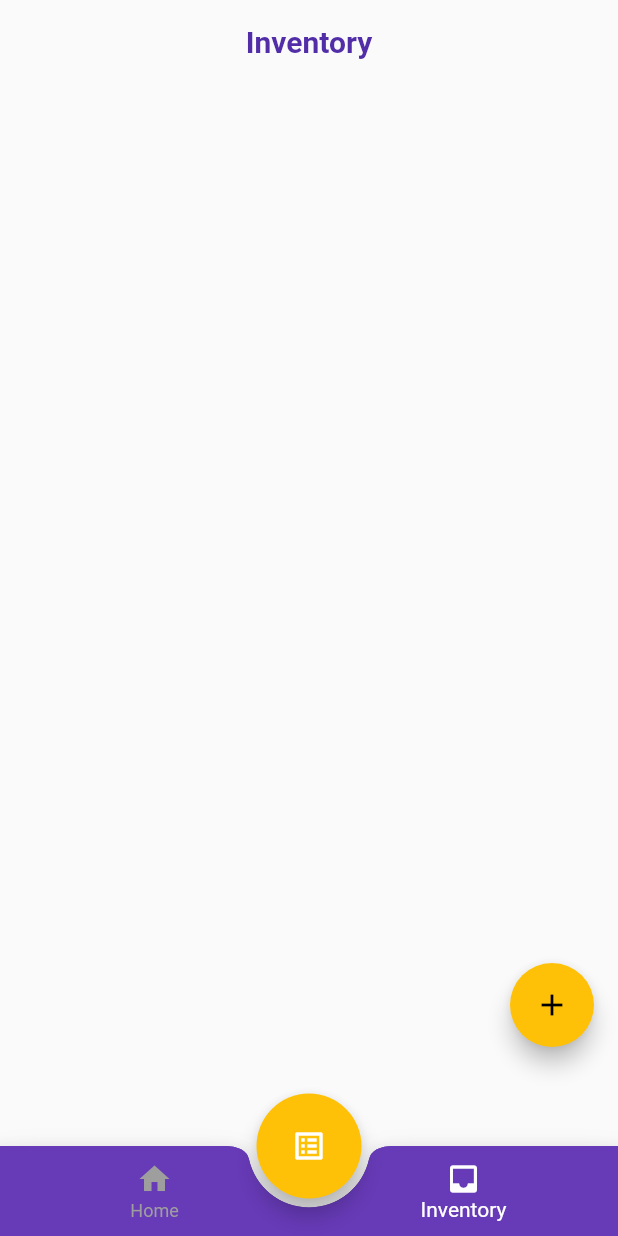
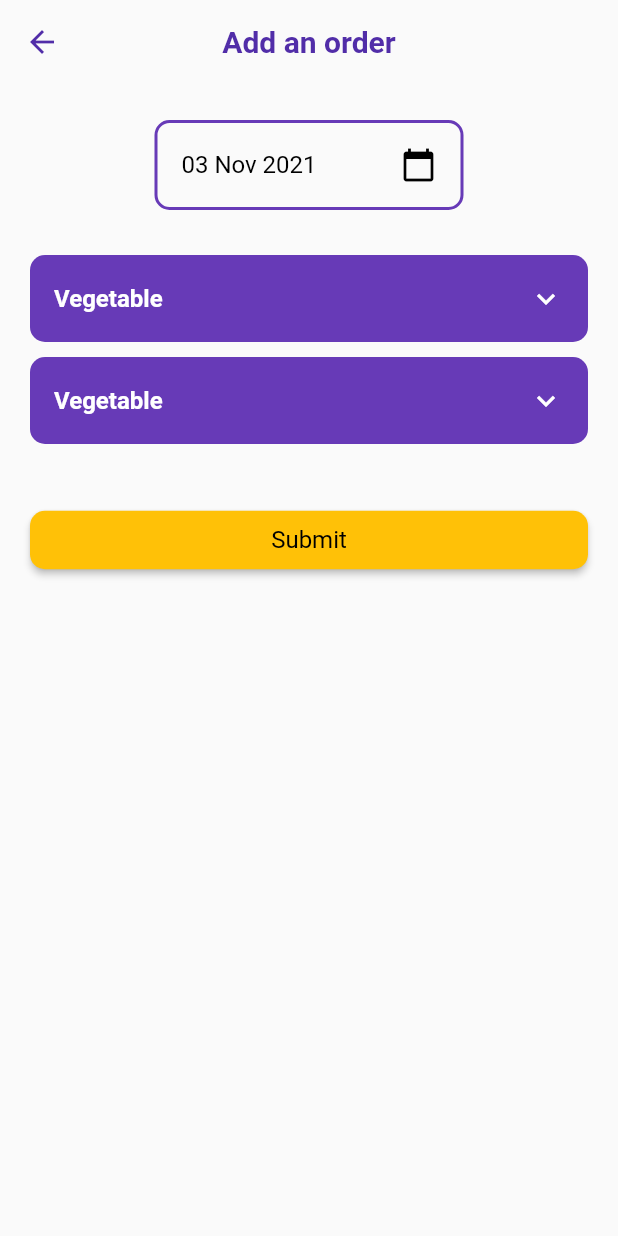
Before and after one commit to ktlyee/Stock-Management-App, a Flutter app: the screen it shows after launch, item 2 of the bottom bar chosen, after a tap on the "list alt" icon, on a phone screen of 412 x 824 dp. Run offline on Flutter 3.47's test engine with Material 2 defaults, Android fonts, the phone set to English and light mode, and no system bars; our stand-ins replace cloud_firestore, firebase_core, syncfusion_flutter_charts, syncfusion_flutter_datagrid; missing offline and left inert: ml_algo, ml_dataframe, syncfusion_flutter_core; accounts and stored records are empty.

Commit message:
Add add_order page

```diff
--- /dev/null
+++ b/lib/add_order.dart
@@ -0,0 +1,144 @@
+import 'package:csc344_project/style/color.dart';
+import 'package:csc344_project/style/font_style.dart';
+import 'package:csc344_project/widgets/appbar.dart';
+import 'package:csc344_project/widgets/button_widget.dart';
+import 'package:csc344_project/widgets/stepper.dart';
+import 'package:flutter/material.dart';
+import 'package:intl/intl.dart';
+
+class AddOrderPage extends StatefulWidget {
+  const AddOrderPage({Key? key}) : super(key: key);
+
+  @override
+  _AddOrderPageState createState() => _AddOrderPageState();
+}
+
+class _AddOrderPageState extends State<AddOrderPage> {
+  @override
+  Widget build(BuildContext context) {
+    return Scaffold(
+      appBar: MainAppBar(
+        appBarText: 'Add an order',
+      ),
+      body: SingleChildScrollView(
+        child: Container(
+          padding: EdgeInsets.symmetric(horizontal: 20, vertical: 20),
+          child: Column(
+            children: [
+              Container(
+                width: MediaQuery.of(context).size.width / 2,
+                decoration: BoxDecoration(
+                  borderRadius: BorderRadius.circular(10),
+                  border: Border.all(width: 2, color: CollectionsColors.purple),
+                ),
+                alignment: Alignment.centerLeft,
+                child: ListTile(
+                  onTap: () {},
+                  title: Text(
+                    DateFormat('dd MMM yyyy').format(DateTime.now()).toString(),
+                    style: FontCollection.bodyBlackTextStyle,
+                  ),
+                  trailing: Icon(
+                    Icons.calendar_today,
+                    color: Colors.black,
+                  ),
+                ),
+              ),
+              Container(
+                margin: EdgeInsets.only(top: 30),
+                child: ListView.builder(
+                  shrinkWrap: true,
+                  physics: NeverScrollableScrollPhysics(),
+                  itemCount: 2,
+                  itemBuilder: (context, index) {
+                    return Container(
+                      margin: EdgeInsets.only(bottom: 10),
+                      // padding: EdgeInsets.all(20),
+                      decoration: BoxDecoration(
+                        borderRadius: BorderRadius.circular(10),
+                        color: CollectionsColors.purple,
+                      ),
+                      child: ExpansionTile(
+                        collapsedIconColor: CollectionsColors.white,
+                        iconColor: CollectionsColors.white,
+                        title: Text(
+                          'Vegetable',
+                          style: FontCollection.bodyBoldTextStyle,
+                        ),
+                        children: [
+                          Container(
+                            color: CollectionsColors.white,
+                            child: listData('Cabbage', 60),
+                          ),
+                        ],
+                      ),
+                    );
+                  },
+                ),
+              ),
+              Container(
+                margin: EdgeInsets.only(top: 30),
+                child: BuildButton(
+                  text: 'Submit',
+                  width: MediaQuery.of(context).size.width,
+                  onPressed: () {},
+                ),
+              ),
+            ],
+          ),
+        ),
+      ),
+    );
+  }
+
+  int amount = 1;
+
+  void handleIncreaseAmount() {
+    setState(() {
+      amount += 1;
+    });
+  }
+
+  void handleDecreaseAmount() {
+    if (amount > 0) {
+      setState(() {
+        amount -= 1;
+      });
+    }
+  }
+
+  Widget listData(String pName, double pNumber) {
+    return ListView.separated(
+      shrinkWrap: true,
+      physics: NeverScrollableScrollPhysics(),
+      itemCount: 3,
+      itemBuilder: (context, index) {
+        return Container(
+          margin: EdgeInsets.only(bottom: 5),
+          padding: EdgeInsets.fromLTRB(20,0,20,0),
+          child: Row(
+            mainAxisAlignment: MainAxisAlignment.spaceBetween,
+            children: [
+              Container(
+                child: Text(
+                  pName,
+                  style: FontCollection.bodyBlackTextStyle,
+                ),
+              ),
+              Container(
+                  child: CustomStepper(
+                value: amount,
+                iconSize: 25,
+                decreaseAmount: handleDecreaseAmount,
+                increaseAmount: handleIncreaseAmount,
+              )),
+            ],
+          ),
+        );
+      },
+      separatorBuilder: (BuildContext context, int index) {
+        return Divider(thickness: 2,);
+      },
+    );
+  }
+}
--- a/lib/style/font_style.dart
+++ b/lib/style/font_style.dart
@@ -40,6 +40,13 @@ class FontCollection {
   static const bodyTextStyle = TextStyle(
     fontFamily: RobotoFont,
     fontWeight: FontWeight.w400,
+    fontSize: mediumSize,
+    color: Colors.white,
+  );
+
+  static const bodyBoldTextStyle = TextStyle(
+    fontFamily: RobotoFont,
+    fontWeight: FontWeight.w700,
     fontSize: mediumSize,
     color: Colors.white,
   );
--- a/lib/widgets/bottom_navigation_bar.dart
+++ b/lib/widgets/bottom_navigation_bar.dart
@@ -1,3 +1,4 @@
+import 'package:csc344_project/add_order.dart';
 import 'package:csc344_project/home_page.dart';
 import 'package:csc344_project/inventory_page.dart';
 import 'package:csc344_project/style/color.dart';
@@ -48,7 +49,9 @@ class _NavigationBarState extends State<NavigationBar> {
         width: 70,
         height: 70,
         child: FloatingActionButton(
-          onPressed: () {},
+          onPressed: () {
+            Navigator.of(context).push(MaterialPageRoute(builder: (context) => AddOrderPage(),),);
+          },
           backgroundColor: CollectionsColors.yellow,
           child: Icon(
             Icons.list_alt,
--- a/lib/widgets/textfield.dart
+++ b/lib/widgets/textfield.dart
@@ -67,6 +67,7 @@ class BuildTextField extends StatefulWidget {
     this.maxLine,
     this.onSaved,
     this.initialValue,
+    this.iconData,
   }) : super(key: key);
 
   final String? labelText;
@@ -80,6 +81,7 @@ class BuildTextField extends StatefulWidget {
   final int? maxLine;
   final String? Function(String?)? onSaved;
   final String? initialValue;
+  final IconData? iconData;
 
   @override
   _BuildTextFieldState createState() => _BuildTextFieldState();
@@ -111,6 +113,7 @@ class _BuildTextFieldState extends State<BuildTextField> {
           borderRadius: BorderRadius.circular(10),
           borderSide: BorderSide(color: CollectionsColors.purple, width: 2.0),
         ),
+          suffixIcon: Icon(widget.iconData),
       ),
       initialValue: widget.initialValue,
       keyboardType: widget.textInputType,
@@ -119,6 +122,7 @@ class _BuildTextFieldState extends State<BuildTextField> {
       onSaved: widget.onSaved!,
       maxLength: widget.maxLength,
       maxLines: widget.maxLine,
+
     );
   }
 }
```
Also changed, not shown: lib/widgets/stepper.dart (added, +86 -0 lines).
